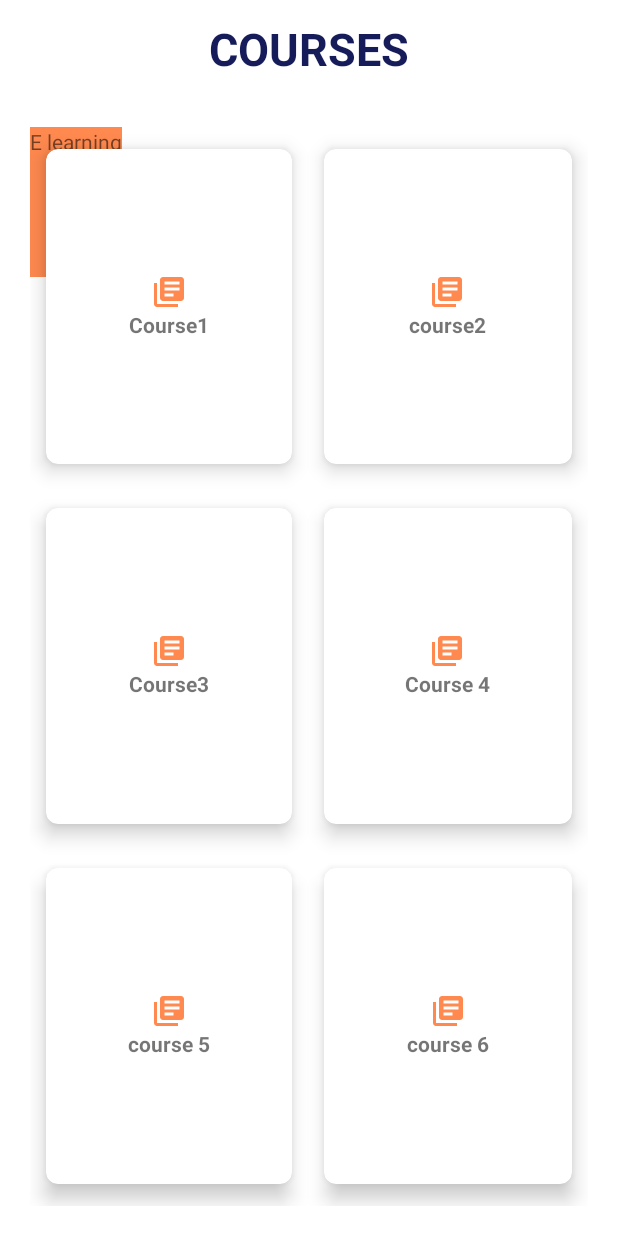
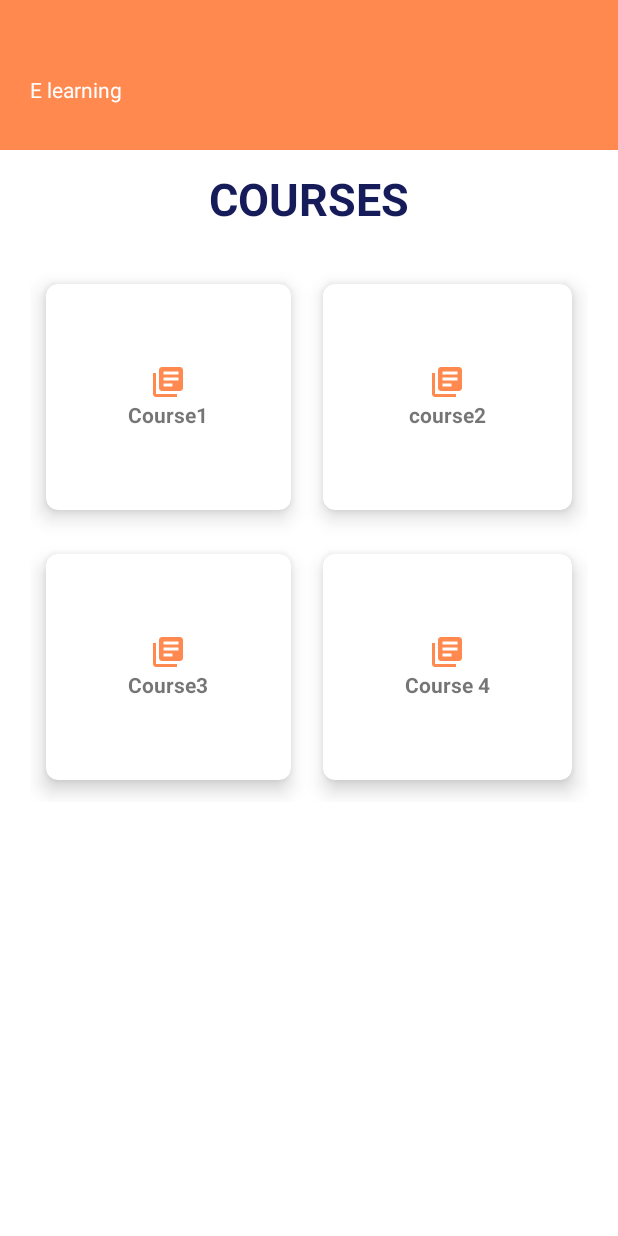
Before and after one commit to Janenjihia/Virtualschools, an Android app: the MainActivity screen opened directly, with no data from a screen before it, on a phone screen of 412 x 824 dp. Run offline under Robolectric (Android 15) with nearby library versions, the phone set to English and light mode, and no system bars.

Commit message:
modify grid layout

```diff
--- a/app/src/main/res/layout/activity_main.xml
+++ b/app/src/main/res/layout/activity_main.xml
@@ -10,6 +10,7 @@
         android:id="@+id/title_view"
         android:layout_width="wrap_content"
         android:layout_height="wrap_content"
+        android:layout_below="@id/e_learning"
         android:layout_centerHorizontal="true"
         android:layout_marginStart="12dp"
         android:layout_marginTop="12dp"
@@ -21,26 +22,32 @@
         android:textStyle="bold" />
 
     <TextView
-        android:layout_width="wrap_content"
+        android:id="@+id/e_learning"
+        android:layout_width="match_parent"
         android:layout_height="100dp"
-        android:layout_below="@+id/title_view"
-        android:layout_marginTop="20dp"
-        android:layout_marginStart="20dp"
+        android:layout_marginTop="0dp"
         android:background="@color/Orange"
-        android:text="E learning"/>
+        android:paddingStart="20dp"
+        android:paddingTop="50dp"
+        android:text="E learning"
+        android:textAlignment="viewStart"
+        android:textColor="@color/white" />
 
     <GridLayout
         android:layout_width="match_parent"
-        android:layout_height="match_parent"
+        android:layout_height="wrap_content"
         android:layout_below="@id/title_view"
-        android:layout_margin="20dp"
+        android:layout_marginStart="20dp"
+        android:layout_marginTop="10dp"
+        android:layout_marginEnd="20dp"
+        android:layout_marginBottom="20dp"
         android:columnCount="2"
-        android:rowCount="3">
+        android:rowCount="2">
 
 
         <androidx.cardview.widget.CardView
             android:layout_width="wrap_content"
-            android:layout_height="wrap_content"
+            android:layout_height="180dp"
             android:layout_row="0"
             android:layout_rowWeight="1"
             android:layout_column="0"
@@ -73,7 +80,7 @@
 
         <androidx.cardview.widget.CardView
             android:layout_width="wrap_content"
-            android:layout_height="wrap_content"
+            android:layout_height="180dp"
             android:layout_row="0"
             android:layout_rowWeight="1"
             android:layout_column="1"
@@ -106,7 +113,7 @@
 
         <androidx.cardview.widget.CardView
             android:layout_width="wrap_content"
-            android:layout_height="wrap_content"
+            android:layout_height="180dp"
             android:layout_row="1"
             android:layout_rowWeight="1"
             android:layout_column="0"
@@ -139,7 +146,7 @@
 
         <androidx.cardview.widget.CardView
             android:layout_width="wrap_content"
-            android:layout_height="wrap_content"
+            android:layout_height="180dp"
             android:layout_row="1"
             android:layout_rowWeight="1"
             android:layout_column="1"
@@ -169,73 +176,6 @@
                     android:textStyle="bold" />
             </LinearLayout>
         </androidx.cardview.widget.CardView>
-
-
-        <androidx.cardview.widget.CardView
-            android:layout_width="wrap_content"
-            android:layout_height="wrap_content"
-            android:layout_row="2"
-            android:layout_rowWeight="1"
-            android:layout_column="0"
-            android:layout_columnWeight="1"
-            android:layout_gravity="fill"
-            app:cardCornerRadius="8dp"
-            app:cardElevation="8dp"
-            app:cardUseCompatPadding="true">
-
-            <LinearLayout
-                android:layout_width="wrap_content"
-                android:layout_height="wrap_content"
-                android:layout_gravity="center_vertical|center_horizontal"
-                android:gravity="center"
-                android:orientation="vertical">
-
-                <ImageView
-                    android:layout_width="wrap_content"
-                    android:layout_height="wrap_content"
-                    android:src="@drawable/ic_baseline_library_books_24" />
-
-                <TextView
-                    android:layout_width="wrap_content"
-                    android:layout_height="wrap_content"
-                    android:text="course 5"
-                    android:textAlignment="center"
-                    android:textStyle="bold" />
-            </LinearLayout>
-        </androidx.cardview.widget.CardView>
-
-        <androidx.cardview.widget.CardView
-            android:layout_width="wrap_content"
-            android:layout_height="wrap_content"
-            android:layout_row="2"
-            android:layout_rowWeight="1"
-            android:layout_column="1"
-            android:layout_columnWeight="1"
-            android:layout_gravity="fill"
-            app:cardCornerRadius="8dp"
-            app:cardElevation="8dp"
-            app:cardUseCompatPadding="true">
-
-            <LinearLayout
-                android:layout_width="wrap_content"
-                android:layout_height="wrap_content"
-                android:layout_gravity="center_vertical|center_horizontal"
-                android:gravity="center"
-                android:orientation="vertical">
-
-                <ImageView
-                    android:layout_width="wrap_content"
-                    android:layout_height="wrap_content"
-                    android:src="@drawable/ic_baseline_library_books_24" />
-
-                <TextView
-                    android:layout_width="wrap_content"
-                    android:layout_height="wrap_content"
-                    android:text="course 6"
-                    android:textAlignment="center"
-                    android:textStyle="bold" />
-            </LinearLayout>
-        </androidx.cardview.widget.CardView>
     </GridLayout>
 
 
```
